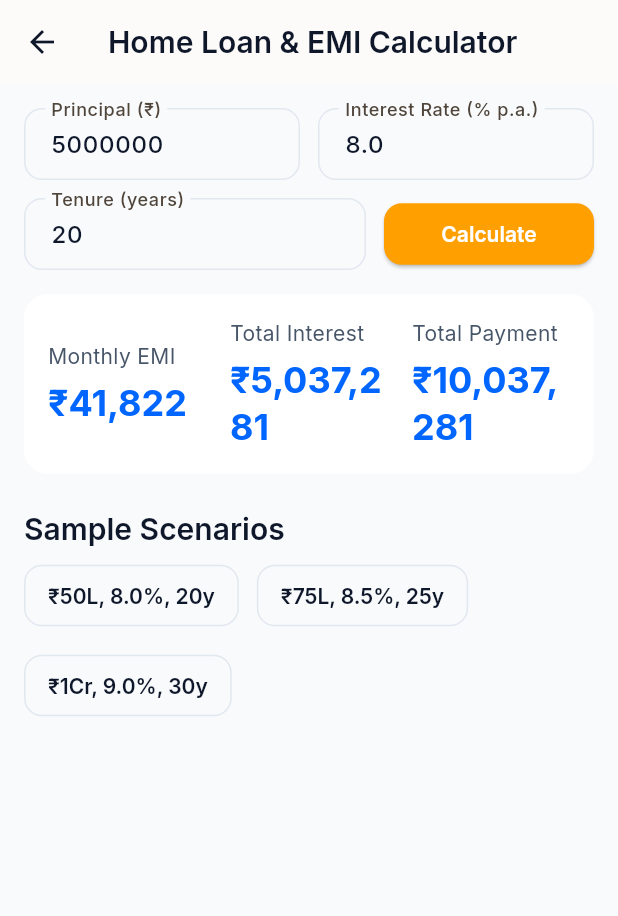
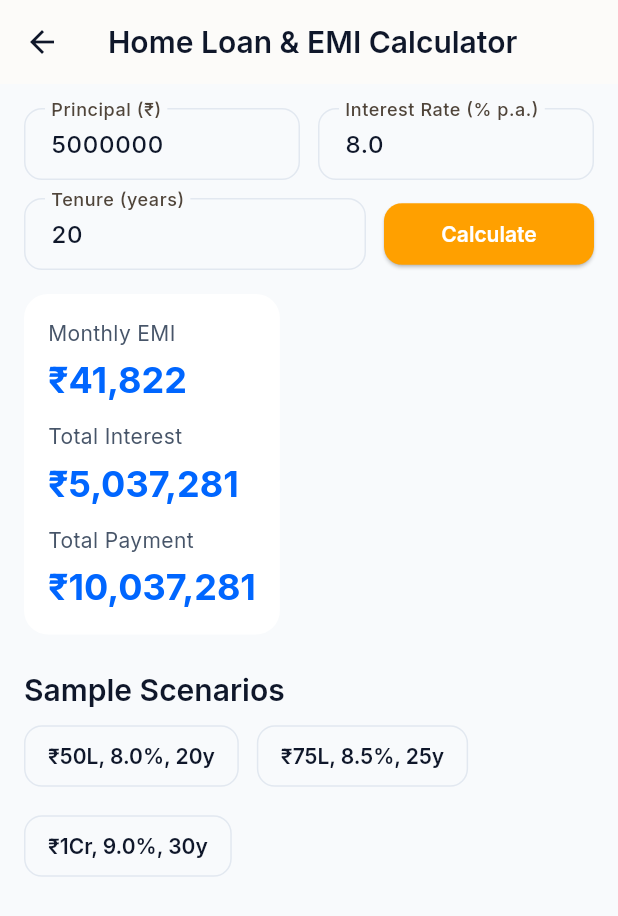
Before and after one commit to saba-tejabaru/ChatApp, a Flutter app: the EMICalculatorScreen screen opened by its route, after a tap on "Calculate", on a phone screen of 412 x 824 dp. Shown: the top 916 px of the screen. Run offline on Flutter 3.47's test engine with Material 3 defaults, Android fonts, the phone set to English and light mode, and no system bars; our stand-ins replace badges, bloc, cached_network_image, carousel_slider, dio, equatable and 5 more; accounts and stored records are empty; network calls fail; statements that could not run were skipped.

Commit message:
Refactor: Extract common widgets and improve responsiveness
Extract common widgets like SectionHeader, MetricTile, BannerCarousel, ResponsiveGridBuilder, and LinkButtons. Improve responsiveness of various screens by using LayoutBuilder and the new ResponsiveGridBuilder. Update EMI calculator to use MetricTile and adapt to screen width.

Co-authored-by: bhargavisrinivas62 <bhargavisrinivas62@gmail.com>

```diff
--- a/lib/screens/realbeez/emi_calculator_screen.dart
+++ b/lib/screens/realbeez/emi_calculator_screen.dart
@@ -1,5 +1,6 @@
 import 'dart:math' as math;
 import 'package:flutter/material.dart';
+import '../../widgets/common/metric_tile.dart';
 
 class EMICalculatorScreen extends StatefulWidget {
   const EMICalculatorScreen({super.key});
@@ -98,15 +99,23 @@ class _EMICalculatorScreenState extends State<EMICalculatorScreen> {
               Card(
                 child: Padding(
                   padding: const EdgeInsets.all(16.0),
-                  child: Row(
-                    children: [
-                      _MetricTile(title: 'Monthly EMI', value: _formatCurrency(_emi!)),
+                  child: LayoutBuilder(builder: (context, constraints) {
+                    final isWide = constraints.maxWidth > 600;
+                    final children = [
+                      Expanded(child: MetricTile(title: 'Monthly EMI', value: _formatCurrency(_emi!))),
                       const SizedBox(width: 16),
-                      _MetricTile(title: 'Total Interest', value: _formatCurrency(_totalInterest!)),
+                      Expanded(child: MetricTile(title: 'Total Interest', value: _formatCurrency(_totalInterest!))),
                       const SizedBox(width: 16),
-                      _MetricTile(title: 'Total Payment', value: _formatCurrency(_totalPayment!)),
-                    ],
-                  ),
+                      Expanded(child: MetricTile(title: 'Total Payment', value: _formatCurrency(_totalPayment!))),
+                    ];
+                    return isWide ? Row(children: children) : Column(crossAxisAlignment: CrossAxisAlignment.start, children: [
+                      MetricTile(title: 'Monthly EMI', value: _formatCurrency(_emi!)),
+                      const SizedBox(height: 12),
+                      MetricTile(title: 'Total Interest', value: _formatCurrency(_totalInterest!)),
+                      const SizedBox(height: 12),
+                      MetricTile(title: 'Total Payment', value: _formatCurrency(_totalPayment!)),
+                    ]);
+                  }),
                 ),
               ),
               const SizedBox(height: 24),
@@ -147,23 +156,3 @@ class _EMICalculatorScreenState extends State<EMICalculatorScreen> {
     return '₹' + value.toStringAsFixed(0).replaceAllMapped(RegExp(r"\B(?=(\d{3})+(?!\d))"), (m) => ',');
   }
 }
-
-class _MetricTile extends StatelessWidget {
-  final String title;
-  final String value;
-  const _MetricTile({required this.title, required this.value});
-
-  @override
-  Widget build(BuildContext context) {
-    return Expanded(
-      child: Column(
-        crossAxisAlignment: CrossAxisAlignment.start,
-        children: [
-          Text(title, style: Theme.of(context).textTheme.bodyMedium),
-          const SizedBox(height: 6),
-          Text(value, style: Theme.of(context).textTheme.headlineMedium?.copyWith(color: Theme.of(context).colorScheme.secondary)),
-        ],
-      ),
-    );
-  }
-}
--- /dev/null
+++ b/lib/widgets/common/metric_tile.dart
@@ -0,0 +1,25 @@
+import 'package:flutter/material.dart';
+
+class MetricTile extends StatelessWidget {
+  final String title;
+  final String value;
+  final Color? valueColor;
+  const MetricTile({super.key, required this.title, required this.value, this.valueColor});
+
+  @override
+  Widget build(BuildContext context) {
+    return Column(
+      crossAxisAlignment: CrossAxisAlignment.start,
+      children: [
+        Text(title, style: Theme.of(context).textTheme.bodyMedium),
+        const SizedBox(height: 6),
+        Text(
+          value,
+          style: Theme.of(context).textTheme.headlineMedium?.copyWith(
+                color: valueColor ?? Theme.of(context).colorScheme.secondary,
+              ),
+        ),
+      ],
+    );
+  }
+}
```
Also changed, not shown: lib/screens/realbeez/home_screen.dart (+44 -85 lines), lib/widgets/common/banner_carousel.dart (added, +52 -0 lines), lib/widgets/common/link_buttons.dart (added, +23 -0 lines), lib/widgets/common/responsive_grid.dart (added, +47 -0 lines), lib/widgets/common/section_header.dart (added, +17 -0 lines).
